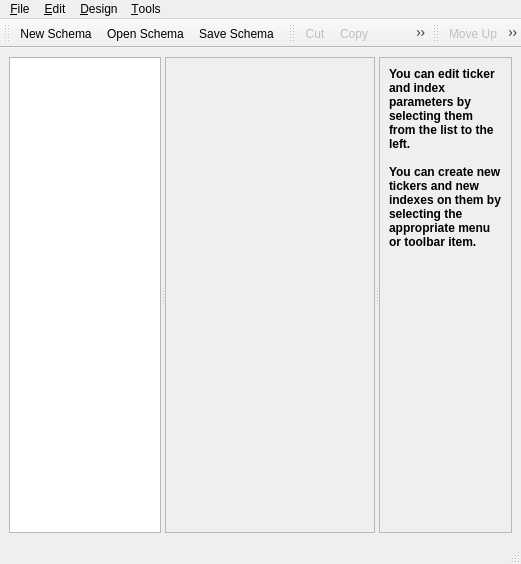
This is profit/widgets/ui_tickerdesigner.ui in hpsilva/profitpy as Qt 5 draws it before an edit. The edited form follows.
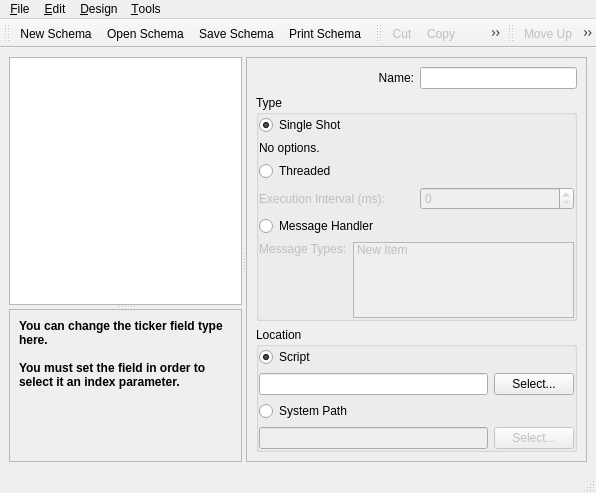
This is the edited form. The open tabs and pages were chosen to show the change. Icons and pictures are not drawn.

Commit message:
Disabled search bar until qt 4.3 or a better way to filter views is found.
Additional functionality in plots:  move x axis, curve pen enable/disable/style change no longer performs unzoom.

Cleaned up unused items in settings dialog.

Began the job of transforming the ticker designer UI into a strategy designer.

What changed in the file:
```diff
--- a/profit/widgets/ui_tickerdesigner.ui
+++ b/profit/widgets/ui_tickerdesigner.ui
@@ -5,8 +5,8 @@
    <rect>
     <x>0</x>
     <y>0</y>
-    <width>521</width>
-    <height>564</height>
+    <width>596</width>
+    <height>493</height>
    </rect>
   </property>
   <property name="windowTitle" >
@@ -24,14 +24,161 @@
      <number>6</number>
     </property>
     <item>
-     <widget class="QSplitter" name="splitter" >
+     <widget class="QSplitter" name="splitter_2" >
       <property name="orientation" >
        <enum>Qt::Horizontal</enum>
       </property>
-      <widget class="QTreeView" name="treeView" >
-       <property name="focusPolicy" >
-        <enum>Qt::WheelFocus</enum>
+      <widget class="QSplitter" name="splitter" >
+       <property name="orientation" >
+        <enum>Qt::Vertical</enum>
        </property>
+       <widget class="QTreeView" name="treeView" >
+        <property name="focusPolicy" >
+         <enum>Qt::WheelFocus</enum>
+        </property>
+       </widget>
+       <widget class="QStackedWidget" name="helpStack" >
+        <property name="frameShape" >
+         <enum>QFrame::StyledPanel</enum>
+        </property>
+        <property name="currentIndex" >
+         <number>0</number>
+        </property>
+        <widget class="QWidget" name="unknownPage" >
+         <layout class="QVBoxLayout" >
+          <property name="margin" >
+           <number>9</number>
+          </property>
+          <property name="spacing" >
+           <number>6</number>
+          </property>
+          <item>
+           <widget class="QLabel" name="label" >
+            <property name="text" >
+             <string>&lt;html>&lt;head>&lt;meta name="qrichtext" content="1" />&lt;style type="text/css">
+p, li { white-space: pre-wrap; }
+&lt;/style>&lt;/head>&lt;body style=" font-family:'Sans Serif'; font-size:9pt; font-weight:400; font-style:normal; text-decoration:none;">
+&lt;p style=" margin-top:0px; margin-bottom:0px; margin-left:0px; margin-right:0px; -qt-block-indent:0; text-indent:0px;">&lt;span style=" font-weight:600;">Define callables and data sources.&lt;/span>&lt;/p>&lt;/body>&lt;/html></string>
+            </property>
+            <property name="alignment" >
+             <set>Qt::AlignLeading|Qt::AlignLeft|Qt::AlignTop</set>
+            </property>
+            <property name="wordWrap" >
+             <bool>true</bool>
+            </property>
+           </widget>
+          </item>
+         </layout>
+        </widget>
+        <widget class="QWidget" name="symbolPage" >
+         <layout class="QVBoxLayout" >
+          <property name="margin" >
+           <number>9</number>
+          </property>
+          <property name="spacing" >
+           <number>6</number>
+          </property>
+          <item>
+           <widget class="QLabel" name="label" >
+            <property name="text" >
+             <string>&lt;html>&lt;head>&lt;meta name="qrichtext" content="1" />&lt;style type="text/css">
+p, li { white-space: pre-wrap; }
+&lt;/style>&lt;/head>&lt;body style=" font-family:'Sans Serif'; font-size:9pt; font-weight:400; font-style:normal; text-decoration:none;">
+&lt;p style=" margin-top:0px; margin-bottom:0px; margin-left:0px; margin-right:0px; -qt-block-indent:0; text-indent:0px;">&lt;span style=" font-weight:600;">You can edit the parameters of the ticker here.&lt;/span>&lt;/p>&lt;/body>&lt;/html></string>
+            </property>
+            <property name="alignment" >
+             <set>Qt::AlignLeading|Qt::AlignLeft|Qt::AlignTop</set>
+            </property>
+            <property name="wordWrap" >
+             <bool>true</bool>
+            </property>
+           </widget>
+          </item>
+         </layout>
+        </widget>
+        <widget class="QWidget" name="fieldPage" >
+         <layout class="QVBoxLayout" >
+          <property name="margin" >
+           <number>9</number>
+          </property>
+          <property name="spacing" >
+           <number>6</number>
+          </property>
+          <item>
+           <widget class="QLabel" name="label" >
+            <property name="text" >
+             <string>&lt;html>&lt;head>&lt;meta name="qrichtext" content="1" />&lt;style type="text/css">
+p, li { white-space: pre-wrap; }
+&lt;/style>&lt;/head>&lt;body style=" font-family:'Sans Serif'; font-size:9pt; font-weight:400; font-style:normal; text-decoration:none;">
+&lt;p style=" margin-top:0px; margin-bottom:0px; margin-left:0px; margin-right:0px; -qt-block-indent:0; text-indent:0px;">&lt;span style=" font-weight:600;">You can change the ticker field type here.&lt;/span>&lt;/p>
+&lt;p style="-qt-paragraph-type:empty; margin-top:0px; margin-bottom:0px; margin-left:0px; margin-right:0px; -qt-block-indent:0; text-indent:0px; font-weight:600;">&lt;/p>
+&lt;p style=" margin-top:0px; margin-bottom:0px; margin-left:0px; margin-right:0px; -qt-block-indent:0; text-indent:0px; font-weight:600;">You must set the field in order to select it an index parameter.&lt;/p>&lt;/body>&lt;/html></string>
+            </property>
+            <property name="alignment" >
+             <set>Qt::AlignLeading|Qt::AlignLeft|Qt::AlignTop</set>
+            </property>
+            <property name="wordWrap" >
+             <bool>true</bool>
+            </property>
+           </widget>
+          </item>
+         </layout>
+        </widget>
+        <widget class="QWidget" name="indexPage" >
+         <layout class="QVBoxLayout" >
+          <property name="margin" >
+           <number>9</number>
+          </property>
+          <property name="spacing" >
+           <number>6</number>
+          </property>
+          <item>
+           <widget class="QLabel" name="label" >
+            <property name="text" >
+             <string>&lt;html>&lt;head>&lt;meta name="qrichtext" content="1" />&lt;style type="text/css">
+p, li { white-space: pre-wrap; }
+&lt;/style>&lt;/head>&lt;body style=" font-family:'Sans Serif'; font-size:9pt; font-weight:400; font-style:normal; text-decoration:none;">
+&lt;p style=" margin-top:0px; margin-bottom:0px; margin-left:0px; margin-right:0px; -qt-block-indent:0; text-indent:0px;">&lt;span style=" font-weight:600;">You can change the type of index and its constructor parameters here.&lt;/span>&lt;/p>
+&lt;p style="-qt-paragraph-type:empty; margin-top:0px; margin-bottom:0px; margin-left:0px; margin-right:0px; -qt-block-indent:0; text-indent:0px; font-weight:600;">&lt;/p>
+&lt;p style=" margin-top:0px; margin-bottom:0px; margin-left:0px; margin-right:0px; -qt-block-indent:0; text-indent:0px; font-weight:600;">You must set the index name in order to select it as a parameter of another item.&lt;/p>&lt;/body>&lt;/html></string>
+            </property>
+            <property name="alignment" >
+             <set>Qt::AlignLeading|Qt::AlignLeft|Qt::AlignTop</set>
+            </property>
+            <property name="wordWrap" >
+             <bool>true</bool>
+            </property>
+           </widget>
+          </item>
+         </layout>
+        </widget>
+        <widget class="QWidget" name="callablePage" >
+         <layout class="QVBoxLayout" >
+          <property name="margin" >
+           <number>9</number>
+          </property>
+          <property name="spacing" >
+           <number>6</number>
+          </property>
+          <item>
+           <widget class="QLabel" name="label" >
+            <property name="text" >
+             <string>&lt;html>&lt;head>&lt;meta name="qrichtext" content="1" />&lt;style type="text/css">
+p, li { white-space: pre-wrap; }
+&lt;/style>&lt;/head>&lt;body style=" font-family:'Sans Serif'; font-size:9pt; font-weight:400; font-style:normal; text-decoration:none;">
+&lt;p style=" margin-top:0px; margin-bottom:0px; margin-left:0px; margin-right:0px; -qt-block-indent:0; text-indent:0px;">&lt;span style=" font-weight:600;">Here you indicate your factory functions and when to call them.&lt;/span>&lt;/p>&lt;/body>&lt;/html></string>
+            </property>
+            <property name="alignment" >
+             <set>Qt::AlignLeading|Qt::AlignLeft|Qt::AlignTop</set>
+            </property>
+            <property name="wordWrap" >
+             <bool>true</bool>
+            </property>
+           </widget>
+          </item>
+         </layout>
+        </widget>
+       </widget>
       </widget>
       <widget class="QStackedWidget" name="controlStack" >
        <property name="frameShape" >
@@ -613,15 +760,7 @@
          </item>
         </layout>
        </widget>
-      </widget>
-      <widget class="QStackedWidget" name="helpStack" >
-       <property name="frameShape" >
-        <enum>QFrame::StyledPanel</enum>
-       </property>
-       <property name="currentIndex" >
-        <number>0</number>
-       </property>
-       <widget class="QWidget" name="unknownPage" >
+       <widget class="QWidget" name="callablePage" >
         <layout class="QVBoxLayout" >
          <property name="margin" >
           <number>9</number>
@@ -630,103 +769,275 @@
           <number>6</number>
          </property>
          <item>
-          <widget class="QLabel" name="label" >
-           <property name="text" >
-            <string>&lt;html>&lt;head>&lt;meta name="qrichtext" content="1" />&lt;style type="text/css">
-p, li { white-space: pre-wrap; }
-&lt;/style>&lt;/head>&lt;body style=" font-family:'Sans Serif'; font-size:9pt; font-weight:400; font-style:normal; text-decoration:none;">
-&lt;p style=" margin-top:0px; margin-bottom:0px; margin-left:0px; margin-right:0px; -qt-block-indent:0; text-indent:0px;">&lt;span style=" font-weight:600;">You can edit ticker and index parameters by selecting them from the list to the left.&lt;/span>&lt;/p>
-&lt;p style="-qt-paragraph-type:empty; margin-top:0px; margin-bottom:0px; margin-left:0px; margin-right:0px; -qt-block-indent:0; text-indent:0px; font-weight:600;">&lt;/p>
-&lt;p style=" margin-top:0px; margin-bottom:0px; margin-left:0px; margin-right:0px; -qt-block-indent:0; text-indent:0px; font-weight:600;">You can create new tickers and new indexes on them by selecting the appropriate menu or toolbar item.&lt;/p>&lt;/body>&lt;/html></string>
-           </property>
-           <property name="alignment" >
-            <set>Qt::AlignLeading|Qt::AlignLeft|Qt::AlignTop</set>
-           </property>
-           <property name="wordWrap" >
-            <bool>true</bool>
-           </property>
+          <widget class="QFrame" name="frame" >
+           <layout class="QVBoxLayout" >
+            <property name="margin" >
+             <number>0</number>
+            </property>
+            <property name="spacing" >
+             <number>0</number>
+            </property>
+            <item>
+             <layout class="QHBoxLayout" >
+              <property name="margin" >
+               <number>0</number>
+              </property>
+              <property name="spacing" >
+               <number>6</number>
+              </property>
+              <item>
+               <widget class="QLabel" name="label" >
+                <property name="sizePolicy" >
+                 <sizepolicy>
+                  <hsizetype>7</hsizetype>
+                  <vsizetype>5</vsizetype>
+                  <horstretch>0</horstretch>
+                  <verstretch>0</verstretch>
+                 </sizepolicy>
+                </property>
+                <property name="text" >
+                 <string>Name:</string>
+                </property>
+                <property name="alignment" >
+                 <set>Qt::AlignRight|Qt::AlignTrailing|Qt::AlignVCenter</set>
+                </property>
+               </widget>
+              </item>
+              <item>
+               <widget class="QLineEdit" name="callableName" />
+              </item>
+             </layout>
+            </item>
+            <item>
+             <spacer>
+              <property name="orientation" >
+               <enum>Qt::Vertical</enum>
+              </property>
+              <property name="sizeType" >
+               <enum>QSizePolicy::Expanding</enum>
+              </property>
+              <property name="sizeHint" >
+               <size>
+                <width>20</width>
+                <height>40</height>
+               </size>
+              </property>
+             </spacer>
+            </item>
+           </layout>
           </widget>
          </item>
-        </layout>
-       </widget>
-       <widget class="QWidget" name="symbolPage" >
-        <layout class="QVBoxLayout" >
-         <property name="margin" >
-          <number>9</number>
-         </property>
-         <property name="spacing" >
-          <number>6</number>
-         </property>
          <item>
-          <widget class="QLabel" name="label" >
-           <property name="text" >
-            <string>&lt;html>&lt;head>&lt;meta name="qrichtext" content="1" />&lt;style type="text/css">
-p, li { white-space: pre-wrap; }
-&lt;/style>&lt;/head>&lt;body style=" font-family:'Sans Serif'; font-size:9pt; font-weight:400; font-style:normal; text-decoration:none;">
-&lt;p style=" margin-top:0px; margin-bottom:0px; margin-left:0px; margin-right:0px; -qt-block-indent:0; text-indent:0px;">&lt;span style=" font-weight:600;">You can edit the parameters of the ticker here.&lt;/span>&lt;/p>&lt;/body>&lt;/html></string>
+          <widget class="QGroupBox" name="callableTypeGroup" >
+           <property name="title" >
+            <string>Type</string>
            </property>
-           <property name="alignment" >
-            <set>Qt::AlignLeading|Qt::AlignLeft|Qt::AlignTop</set>
-           </property>
-           <property name="wordWrap" >
+           <property name="flat" >
             <bool>true</bool>
            </property>
+           <layout class="QVBoxLayout" >
+            <property name="margin" >
+             <number>0</number>
+            </property>
+            <property name="spacing" >
+             <number>6</number>
+            </property>
+            <item>
+             <widget class="QRadioButton" name="callableSingleShotButton" >
+              <property name="text" >
+               <string>Single Shot</string>
+              </property>
+              <property name="checked" >
+               <bool>true</bool>
+              </property>
+             </widget>
+            </item>
+            <item>
+             <widget class="QFrame" name="callableSingleShotGroup" >
+              <layout class="QVBoxLayout" >
+               <property name="margin" >
+                <number>0</number>
+               </property>
+               <property name="spacing" >
+                <number>6</number>
+               </property>
+               <item>
+                <widget class="QLabel" name="label" >
+                 <property name="text" >
+                  <string>No options.</string>
+                 </property>
+                 <property name="alignment" >
+                  <set>Qt::AlignLeading|Qt::AlignLeft|Qt::AlignTop</set>
+                 </property>
+                </widget>
+               </item>
+              </layout>
+             </widget>
+            </item>
+            <item>
+             <widget class="QRadioButton" name="callableThreadButton" >
+              <property name="text" >
+               <string>Threaded</string>
+              </property>
+             </widget>
+            </item>
+            <item>
+             <widget class="QFrame" name="callableThreadGroup" >
+              <property name="enabled" >
+               <bool>false</bool>
+              </property>
+              <layout class="QHBoxLayout" >
+               <property name="margin" >
+                <number>0</number>
+               </property>
+               <property name="spacing" >
+                <number>6</number>
+               </property>
+               <item>
+                <widget class="QLabel" name="label" >
+                 <property name="text" >
+                  <string>Execution Interval (ms):</string>
+                 </property>
+                </widget>
+               </item>
+               <item>
+                <widget class="QSpinBox" name="callableThreadInterval" />
+               </item>
+              </layout>
+             </widget>
+            </item>
+            <item>
+             <widget class="QRadioButton" name="callableMessageHandlerButton" >
+              <property name="text" >
+               <string>Message Handler</string>
+              </property>
+             </widget>
+            </item>
+            <item>
+             <widget class="QFrame" name="callableMessageHandlerGroup" >
+              <property name="enabled" >
+               <bool>false</bool>
+              </property>
+              <layout class="QHBoxLayout" >
+               <property name="margin" >
+                <number>0</number>
+               </property>
+               <property name="spacing" >
+                <number>6</number>
+               </property>
+               <item>
+                <widget class="QLabel" name="label" >
+                 <property name="text" >
+                  <string>Message Types:</string>
+                 </property>
+                 <property name="alignment" >
+                  <set>Qt::AlignLeading|Qt::AlignLeft|Qt::AlignTop</set>
+                 </property>
+                </widget>
+               </item>
+               <item>
+                <widget class="QListWidget" name="callableMessageTypes" >
+                 <property name="sizePolicy" >
+                  <sizepolicy>
+                   <hsizetype>5</hsizetype>
+                   <vsizetype>5</vsizetype>
+                   <horstretch>0</horstretch>
+                   <verstretch>0</verstretch>
+                  </sizepolicy>
+                 </property>
+                 <item>
+                  <property name="text" >
+                   <string>New Item</string>
+                  </property>
+                 </item>
+                </widget>
+               </item>
+              </layout>
+             </widget>
+            </item>
+           </layout>
           </widget>
          </item>
-        </layout>
-       </widget>
-       <widget class="QWidget" name="fieldPage" >
-        <layout class="QVBoxLayout" >
-         <property name="margin" >
-          <number>9</number>
-         </property>
-         <property name="spacing" >
-          <number>6</number>
-         </property>
          <item>
-          <widget class="QLabel" name="label" >
-           <property name="text" >
-            <string>&lt;html>&lt;head>&lt;meta name="qrichtext" content="1" />&lt;style type="text/css">
-p, li { white-space: pre-wrap; }
-&lt;/style>&lt;/head>&lt;body style=" font-family:'Sans Serif'; font-size:9pt; font-weight:400; font-style:normal; text-decoration:none;">
-&lt;p style=" margin-top:0px; margin-bottom:0px; margin-left:0px; margin-right:0px; -qt-block-indent:0; text-indent:0px;">&lt;span style=" font-weight:600;">You can change the ticker field type here.&lt;/span>&lt;/p>
-&lt;p style="-qt-paragraph-type:empty; margin-top:0px; margin-bottom:0px; margin-left:0px; margin-right:0px; -qt-block-indent:0; text-indent:0px; font-weight:600;">&lt;/p>
-&lt;p style=" margin-top:0px; margin-bottom:0px; margin-left:0px; margin-right:0px; -qt-block-indent:0; text-indent:0px; font-weight:600;">You must set the field in order to select it an index parameter.&lt;/p>&lt;/body>&lt;/html></string>
+          <widget class="QGroupBox" name="callableLocationGroup" >
+           <property name="title" >
+            <string>Location</string>
            </property>
-           <property name="alignment" >
-            <set>Qt::AlignLeading|Qt::AlignLeft|Qt::AlignTop</set>
-           </property>
-           <property name="wordWrap" >
+           <property name="flat" >
             <bool>true</bool>
            </property>
-          </widget>
-         </item>
-        </layout>
-       </widget>
-       <widget class="QWidget" name="indexPage" >
-        <layout class="QVBoxLayout" >
-         <property name="margin" >
-          <number>9</number>
-         </property>
-         <property name="spacing" >
-          <number>6</number>
-         </property>
-         <item>
-          <widget class="QLabel" name="label" >
-           <property name="text" >
-            <string>&lt;html>&lt;head>&lt;meta name="qrichtext" content="1" />&lt;style type="text/css">
-p, li { white-space: pre-wrap; }
-&lt;/style>&lt;/head>&lt;body style=" font-family:'Sans Serif'; font-size:9pt; font-weight:400; font-style:normal; text-decoration:none;">
-&lt;p style=" margin-top:0px; margin-bottom:0px; margin-left:0px; margin-right:0px; -qt-block-indent:0; text-indent:0px;">&lt;span style=" font-weight:600;">You can change the type of index and its constructor parameters here.&lt;/span>&lt;/p>
-&lt;p style="-qt-paragraph-type:empty; margin-top:0px; margin-bottom:0px; margin-left:0px; margin-right:0px; -qt-block-indent:0; text-indent:0px; font-weight:600;">&lt;/p>
-&lt;p style=" margin-top:0px; margin-bottom:0px; margin-left:0px; margin-right:0px; -qt-block-indent:0; text-indent:0px; font-weight:600;">You must set the index name in order to select it as a parameter of another item.&lt;/p>&lt;/body>&lt;/html></string>
-           </property>
-           <property name="alignment" >
-            <set>Qt::AlignLeading|Qt::AlignLeft|Qt::AlignTop</set>
-           </property>
-           <property name="wordWrap" >
-            <bool>true</bool>
-           </property>
+           <layout class="QVBoxLayout" >
+            <property name="margin" >
+             <number>0</number>
+            </property>
+            <property name="spacing" >
+             <number>6</number>
+            </property>
+            <item>
+             <widget class="QRadioButton" name="callableScriptButton" >
+              <property name="text" >
+               <string>Script</string>
+              </property>
+              <property name="checked" >
+               <bool>true</bool>
+              </property>
+             </widget>
+            </item>
+            <item>
+             <widget class="QFrame" name="callableScriptGroup" >
+              <layout class="QHBoxLayout" >
+               <property name="margin" >
+                <number>0</number>
+               </property>
+               <property name="spacing" >
+                <number>6</number>
+               </property>
+               <item>
+                <widget class="QLineEdit" name="callableScriptEdit" />
+               </item>
+               <item>
+                <widget class="QPushButton" name="callableScriptSelectButton" >
+                 <property name="text" >
+                  <string>Select...</string>
+                 </property>
+                </widget>
+               </item>
+              </layout>
+             </widget>
+            </item>
+            <item>
+             <widget class="QRadioButton" name="callableSysPathButton" >
+              <property name="text" >
+               <string>System Path</string>
+              </property>
+             </widget>
+            </item>
+            <item>
+             <widget class="QFrame" name="callableSysPathGroup" >
+              <property name="enabled" >
+               <bool>false</bool>
+              </property>
+              <layout class="QHBoxLayout" >
+               <property name="margin" >
+                <number>0</number>
+               </property>
+               <property name="spacing" >
+                <number>6</number>
+               </property>
+               <item>
+                <widget class="QLineEdit" name="callableSysPathEdit" />
+               </item>
+               <item>
+                <widget class="QPushButton" name="callableSysPathSelectButton" >
+                 <property name="text" >
+                  <string>Select...</string>
+                 </property>
+                </widget>
+               </item>
+              </layout>
+             </widget>
+            </item>
+           </layout>
           </widget>
          </item>
         </layout>
@@ -741,30 +1052,10 @@
     <rect>
      <x>0</x>
      <y>0</y>
-     <width>521</width>
+     <width>596</width>
      <height>28</height>
     </rect>
    </property>
-   <widget class="QMenu" name="menuEdit" >
-    <property name="title" >
-     <string>&amp;Edit</string>
-    </property>
-    <addaction name="actionCut" />
-    <addaction name="actionCopy" />
-    <addaction name="actionPaste" />
-    <addaction name="actionDelete" />
-   </widget>
-   <widget class="QMenu" name="menuDesign" >
-    <property name="title" >
-     <string>&amp;Design</string>
-    </property>
-    <addaction name="actionInsertTicker" />
-    <addaction name="actionInsertField" />
-    <addaction name="actionInsertIndex" />
-    <addaction name="separator" />
-    <addaction name="actionMoveUp" />
-    <addaction name="actionMoveDown" />
-   </widget>
    <widget class="QMenu" name="menuTools" >
     <property name="title" >
      <string>&amp;Tools</string>
@@ -777,6 +1068,27 @@
     <addaction name="actionStatusBar" />
     <addaction name="menuToolbars" />
    </widget>
+   <widget class="QMenu" name="menuDesign" >
+    <property name="title" >
+     <string>&amp;Design</string>
+    </property>
+    <addaction name="actionInsertCallable" />
+    <addaction name="actionInsertTicker" />
+    <addaction name="actionInsertField" />
+    <addaction name="actionInsertIndex" />
+    <addaction name="separator" />
+    <addaction name="actionMoveUp" />
+    <addaction name="actionMoveDown" />
+   </widget>
+   <widget class="QMenu" name="menuEdit" >
+    <property name="title" >
+     <string>&amp;Edit</string>
+    </property>
+    <addaction name="actionCut" />
+    <addaction name="actionCopy" />
+    <addaction name="actionPaste" />
+    <addaction name="actionDelete" />
+   </widget>
    <widget class="QMenu" name="menuFile" >
     <property name="title" >
      <string>&amp;File</string>
@@ -810,8 +1122,12 @@
    <addaction name="actionNewSchema" />
    <addaction name="actionOpenSchema" />
    <addaction name="actionSaveSchema" />
+   <addaction name="actionPrintSchema" />
   </widget>
   <widget class="QToolBar" name="editToolbar" >
+   <property name="enabled" >
+    <bool>true</bool>
+   </property>
    <property name="windowTitle" >
     <string>Edit</string>
    </property>
@@ -833,11 +1149,15 @@
    <property name="orientation" >
     <enum>Qt::Horizontal</enum>
    </property>
+   <property name="toolButtonStyle" >
+    <enum>Qt::ToolButtonIconOnly</enum>
+   </property>
    <attribute name="toolBarArea" >
     <number>4</number>
    </attribute>
    <addaction name="actionMoveUp" />
    <addaction name="actionMoveDown" />
+   <addaction name="actionInsertCallable" />
    <addaction name="actionInsertTicker" />
    <addaction name="actionInsertField" />
    <addaction name="actionInsertIndex" />
@@ -997,7 +1317,13 @@
     <iconset resource="profit.qrc" >:/images/icons/kchart.png</iconset>
    </property>
    <property name="text" >
-    <string>Insert Symbol</string>
+    <string>Insert Ticker</string>
+   </property>
+   <property name="iconText" >
+    <string>Insert Ticker</string>
+   </property>
+   <property name="toolTip" >
+    <string>Insert Ticker</string>
    </property>
    <property name="shortcut" >
     <string>Ctrl+T</string>
@@ -1045,6 +1371,42 @@
     <string>Status Bar</string>
    </property>
   </action>
+  <action name="actionInsertCallable" >
+   <property name="icon" >
+    <iconset resource="profit.qrc" >:/images/icons/run.png</iconset>
+   </property>
+   <property name="text" >
+    <string>Insert Callable</string>
+   </property>
+   <property name="iconText" >
+    <string>New Callable</string>
+   </property>
+  </action>
+  <action name="actionInsertField" >
+   <property name="enabled" >
+    <bool>false</bool>
+   </property>
+   <property name="icon" >
+    <iconset resource="profit.qrc" >:/images/icons/misc.png</iconset>
+   </property>
+   <property name="text" >
+    <string>Insert Field</string>
+   </property>
+   <property name="toolTip" >
+    <string>Insert Field</string>
+   </property>
+   <property name="shortcut" >
+    <string>Ctrl+F</string>
+   </property>
+  </action>
+  <action name="actionPrintSchema" >
+   <property name="icon" >
+    <iconset resource="profit.qrc" >:/images/icons/tool_pen.png</iconset>
+   </property>
+   <property name="text" >
+    <string>Print Schema</string>
+   </property>
+  </action>
  </widget>
  <tabstops>
   <tabstop>treeView</tabstop>
```
Left out of the diff: 229 changed lines with no effect on the pictures. The commit also changes 12 other files.
